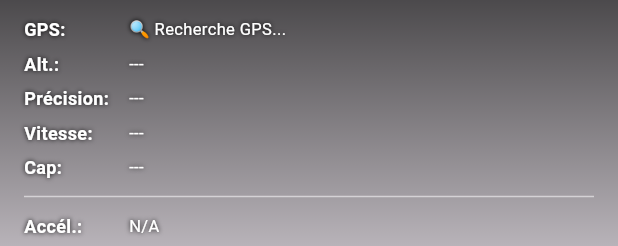
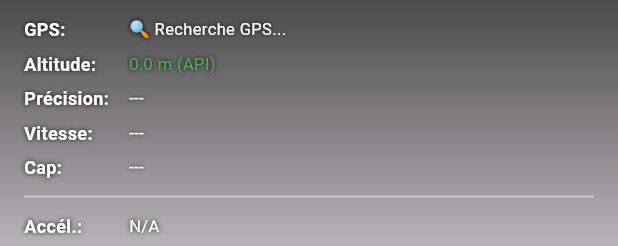
Before and after one commit to alifs-dev/moonpatrol, a Flutter app: the SensorOverlayWidget widget shown alone on an empty page, opened directly with empty values, on a phone screen of 412 x 824 dp. Shown: the top 246 px of the screen. Run offline on Flutter 3.47's test engine with Material 3 defaults, Android fonts, the phone set to English and light mode, and no system bars; our stand-ins replace battery_plus, camera, device_info_plus, flutter_dotenv, flutter_local_notifications, geolocator and 3 more; missing offline and left inert: gal.

Commit message:
add altitude overlay

```diff
--- a/lib/models/sensor_data.dart
+++ b/lib/models/sensor_data.dart
@@ -5,6 +5,7 @@ import 'package:geolocator/geolocator.dart';
 class SensorData {
   final DateTime timestamp;
   final Position? location;
+  final double? elevationApi;
   final AccelerometerEvent? accelerometer;
   final GyroscopeEvent? gyroscope;
   final MagnetometerEvent? magnetometer;
@@ -15,6 +16,7 @@ class SensorData {
   SensorData({
     required this.timestamp,
     this.location,
+    this.elevationApi,
     this.accelerometer,
     this.gyroscope,
     this.magnetometer,
@@ -34,7 +36,8 @@ LOCALISATION:
 ${location != null ? '''
   Latitude: ${location!.latitude}
   Longitude: ${location!.longitude}
-  Altitude: ${location!.altitude} m
+  Altitude GPS: ${location!.altitude} m
+  Altitude API: ${elevationApi ?? 'N/A'} m
   Précision: ${location!.accuracy} m
   Vitesse: ${location!.speed} m/s
   Cap: ${location!.heading}°
--- a/lib/widgets/sensor_overlay_widget.dart
+++ b/lib/widgets/sensor_overlay_widget.dart
@@ -5,6 +5,7 @@ import 'package:sensors_plus/sensors_plus.dart';
 /// Widget affichant les données des capteurs en overlay
 class SensorOverlayWidget extends StatelessWidget {
   final Position? position;
+  final double? elevationApi;
   final AccelerometerEvent? accelerometer;
   final GyroscopeEvent? gyroscope;
   final MagnetometerEvent? magnetometer;
@@ -14,6 +15,7 @@ class SensorOverlayWidget extends StatelessWidget {
   const SensorOverlayWidget({
     super.key,
     this.position,
+    this.elevationApi,
     this.accelerometer,
     this.gyroscope,
     this.magnetometer,
@@ -21,10 +23,32 @@ class SensorOverlayWidget extends StatelessWidget {
     this.zoomLevel,
   });
 
-  String _formatAltitude(double? altitude) {
-    if (altitude == null) return '---';
-    if (altitude == 0.0) return '0 m (GPS 2D fix)';
-    return '${altitude.toStringAsFixed(1)} m';
+  String _formatAltitude() {
+    final altGps = position?.altitude;
+
+    // Si on a l'altitude API, l'utiliser en priorité
+    if (elevationApi != null) {
+      if (altGps != null && altGps != 0.0) {
+        return '${elevationApi!.toStringAsFixed(1)} m (API) / ${altGps.toStringAsFixed(1)} m (GPS)';
+      }
+      return '${elevationApi!.toStringAsFixed(1)} m (API)';
+    }
+
+    // Sinon utiliser l'altitude GPS
+    if (altGps == null) return '---';
+    if (altGps == 0.0) return '0 m (GPS 2D fix)';
+    return '${altGps.toStringAsFixed(1)} m (GPS)';
+  }
+
+  Color _getAltitudeColor() {
+    // Vert si on a l'altitude API
+    if (elevationApi != null) return Colors.green;
+
+    // Orange si altitude GPS = 0
+    if (position?.altitude == 0.0) return Colors.orange;
+
+    // Blanc par défaut
+    return Colors.white;
   }
 
   @override
@@ -57,11 +81,7 @@ class SensorOverlayWidget extends StatelessWidget {
                   ? '${position!.latitude.toStringAsFixed(6)}, ${position!.longitude.toStringAsFixed(6)}'
                   : '🔍 Recherche GPS...',
             ),
-            _buildSensorRow(
-              'Alt.',
-              _formatAltitude(position?.altitude),
-              color: (position?.altitude == 0.0) ? Colors.orange : Colors.white,
-            ),
+            _buildSensorRow('Altitude', _formatAltitude(), color: _getAltitudeColor()),
             _buildSensorRow(
               'Précision',
               position != null ? '±${position!.accuracy.toStringAsFixed(1)} m' : '---',
--- a/pubspec.yaml
+++ b/pubspec.yaml
@@ -57,6 +57,8 @@ dependencies:
   path_provider: ^2.1.1
   permission_handler: ^11.0.1
 
+  flutter_local_notifications: ^17.2.3
+
 dev_dependencies:
   flutter_test:
     sdk: flutter
```
Also changed, not shown: lib/features/camera/zoomable_camera_preview.dart (+5 -4 lines), lib/main.dart (+7 -2 lines), lib/screens/camera_screen.dart (+46 -5 lines), lib/services/notification_service.dart (added, +188 -0 lines), pubspec.lock, 3 other files.
